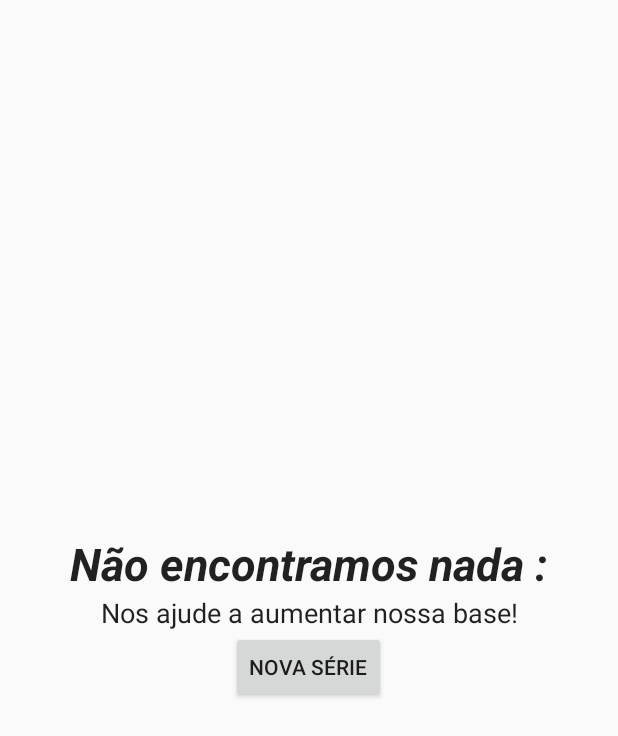
After one commit to ahlp/catalog-android-client, an Android app: the layout fragment_explore_blank.xml on its own in the app's theme, with its tools: preview values and no code run, on a phone screen of 412 x 824 dp. The commit adds this screen. Shown: the top 736 px of the screen. Run offline under Robolectric (Android 15) with nearby library versions, the phone set to English and light mode, and no system bars; network calls fail.

Commit message:
layouts basicos do explorer

```diff
--- /dev/null
+++ b/app/src/main/res/layout/fragment_explore_blank.xml
@@ -0,0 +1,54 @@
+<FrameLayout xmlns:android="http://schemas.android.com/apk/res/android"
+    xmlns:tools="http://schemas.android.com/tools"
+    android:layout_width="match_parent"
+    android:layout_height="match_parent"
+    tools:context="com.hnka.csd.ExploreFragment">
+
+    <LinearLayout
+        android:layout_width="match_parent"
+        android:layout_height="match_parent"
+        android:orientation="vertical">
+
+        <LinearLayout
+            android:layout_width="match_parent"
+            android:layout_height="match_parent"
+            android:gravity="center_vertical|center_horizontal"
+            android:orientation="vertical">
+
+            <TextView
+                android:id="@+id/textNaoEncontramosNada"
+                android:layout_width="match_parent"
+                android:layout_height="wrap_content"
+                android:fontFamily="sans-serif"
+                android:lineSpacingExtra="8sp"
+                android:text="NaoEncontramosNada"
+                android:textAlignment="center"
+                android:textAppearance="@style/TextAppearance.AppCompat.Large"
+                android:textSize="30sp"
+                android:textStyle="bold|italic"
+                tools:text="Não encontramos nada :\" />
+
+            <TextView
+                android:id="@+id/textAumentarBase"
+                android:layout_width="match_parent"
+                android:layout_height="wrap_content"
+                android:fontFamily="sans-serif"
+                android:lineSpacingExtra="8sp"
+                android:text="AumentarBase"
+                android:textAlignment="center"
+                android:textAppearance="@style/TextAppearance.AppCompat.Body1"
+                android:textSize="18sp"
+                tools:text="Nos ajude a aumentar nossa base!" />
+
+            <Button
+                android:id="@+id/button6"
+                android:layout_width="wrap_content"
+                android:layout_height="wrap_content"
+                android:text="TextNovaSerie"
+                android:textAlignment="center"
+                tools:text="Nova Série" />
+
+        </LinearLayout>
+    </LinearLayout>
+
+</FrameLayout>
```
Also changed, not shown: app/src/main/res/layout/fragment_explore.xml (+26 -6 lines), app/src/main/res/layout/fragment_explore_result.xml (added, +77 -0 lines).
